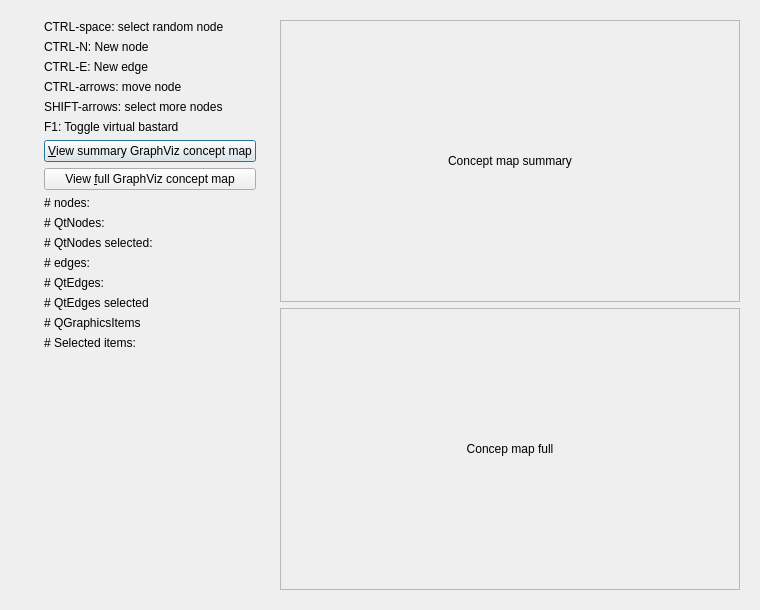
Qt form qttesteditconceptmapdialog.ui (richelbilderbeek/TestConceptMap) before a commit.
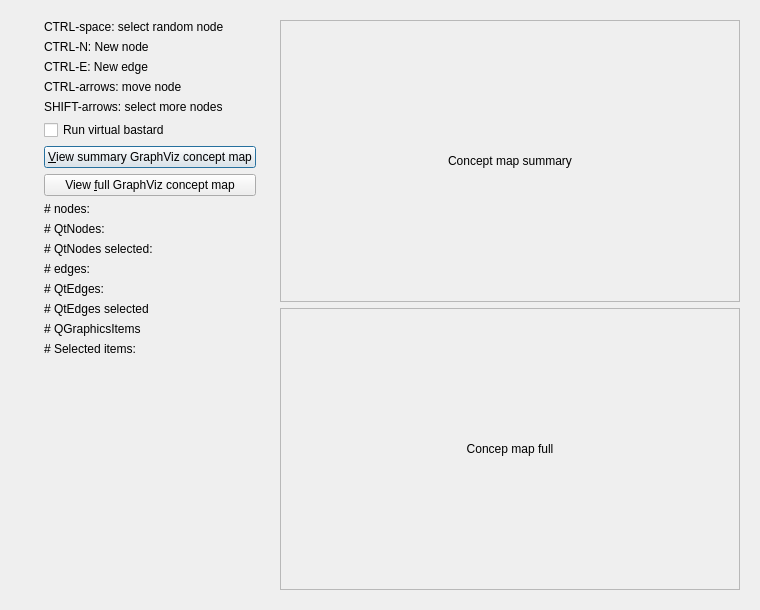
The same form after that commit.

The edit to the form file:
```diff
--- a/qttesteditconceptmapdialog.ui
+++ b/qttesteditconceptmapdialog.ui
@@ -61,9 +61,9 @@
        </widget>
       </item>
       <item>
-       <widget class="QLabel" name="label_toggle_virtual_bastard">
+       <widget class="QCheckBox" name="box_run_virtual_bastard">
         <property name="text">
-         <string>F1: Toggle virtual bastard</string>
+         <string>Run virtual bastard</string>
         </property>
        </widget>
       </item>
```
